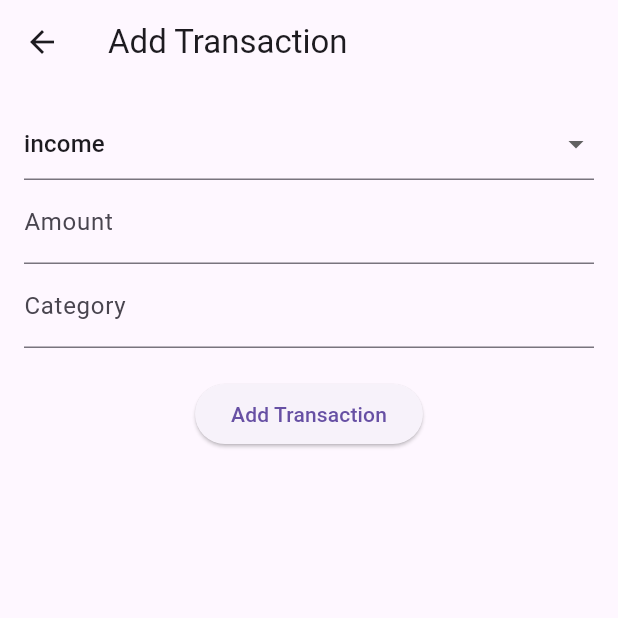
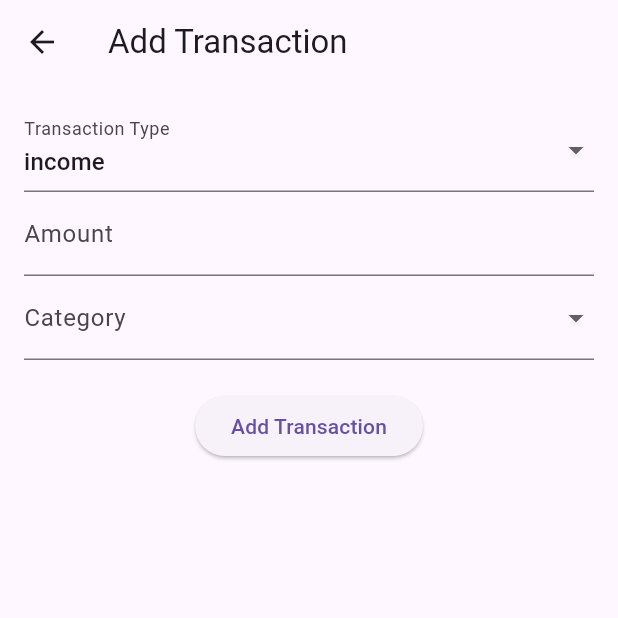
Before and after one commit to LinNyiAung/ToePwar, a Flutter app: the AddTransactionScreen screen opened directly with empty values, on a phone screen of 412 x 824 dp, the top half of it. Run offline on Flutter 3.47's test engine with Material 3 defaults, Android fonts, the phone set to English and light mode, and no system bars.

Commit message:
fixed category

```diff
--- a/toepwar/lib/screens/addtransaction_screen.dart
+++ b/toepwar/lib/screens/addtransaction_screen.dart
@@ -2,35 +2,44 @@ import 'package:flutter/material.dart';
 import 'package:http/http.dart' as http;
 import 'dart:convert';
 
-class AddTransactionScreen extends StatelessWidget {
+class AddTransactionScreen extends StatefulWidget {
   final String token;
 
   AddTransactionScreen({required this.token});
 
+  @override
+  _AddTransactionScreenState createState() => _AddTransactionScreenState();
+}
+
+class _AddTransactionScreenState extends State<AddTransactionScreen> {
   final TextEditingController amountController = TextEditingController();
-  final TextEditingController categoryController = TextEditingController();
   final List<String> transactionTypes = ['income', 'expense'];
+  final Map<String, List<String>> categories = {
+    'income': ['Salary', 'Business', 'Investment', 'Gift', 'Other'],
+    'expense': ['Shopping', 'Food', 'Transportation', 'Bills', 'Other'],
+  };
   String selectedType = 'income';
+  String? selectedCategory;
 
   Future<void> addTransaction(BuildContext context) async {
     try {
       final response = await http.post(
-        Uri.parse('http://192.168.1.9:800/transaction'), // Correct URL
+        Uri.parse('http://192.168.1.9:800/transaction'),
         headers: {
-          'Authorization': 'Bearer $token', // Token for user authentication
+          'Authorization': 'Bearer ${widget.token}',
           'Content-Type': 'application/json',
         },
         body: json.encode({
           'type': selectedType,
-          'amount': double.parse(amountController.text), // Parse to float
-          'category': categoryController.text,
-          'date': DateTime.now().toIso8601String(), // ISO 8601 format
+          'amount': double.parse(amountController.text),
+          'category': selectedCategory,
+          'date': DateTime.now().toIso8601String(),
         }),
       );
 
       if (response.statusCode == 200) {
         print('Transaction added successfully');
-        Navigator.pop(context, true); // Go back to the dashboard and pass a flag
+        Navigator.pop(context, true); // Return to the dashboard with success flag
       } else {
         print('Failed to add transaction: ${response.statusCode}, ${response.body}');
         ScaffoldMessenger.of(context).showSnackBar(
@@ -45,8 +54,6 @@ class AddTransactionScreen extends StatelessWidget {
     }
   }
 
-
-
   @override
   Widget build(BuildContext context) {
     return Scaffold(
@@ -55,30 +62,51 @@ class AddTransactionScreen extends StatelessWidget {
         padding: EdgeInsets.all(16.0),
         child: Column(
           children: [
+            // Transaction Type Dropdown
             DropdownButtonFormField<String>(
               value: selectedType,
               items: transactionTypes.map((type) {
                 return DropdownMenuItem(value: type, child: Text(type));
               }).toList(),
               onChanged: (value) {
-                if (value != null) selectedType = value;
+                if (value != null) {
+                  setState(() {
+                    selectedType = value;
+                    selectedCategory = null; // Reset category when type changes
+                  });
+                }
               },
+              decoration: InputDecoration(labelText: 'Transaction Type'),
             ),
+
+            // Amount Text Field
             TextField(
               controller: amountController,
               decoration: InputDecoration(labelText: 'Amount'),
               keyboardType: TextInputType.number,
             ),
-            TextField(
-              controller: categoryController,
+
+            // Category Dropdown
+            DropdownButtonFormField<String>(
+              value: selectedCategory,
+              items: categories[selectedType]!.map((category) {
+                return DropdownMenuItem(value: category, child: Text(category));
+              }).toList(),
+              onChanged: (value) {
+                setState(() {
+                  selectedCategory = value;
+                });
+              },
               decoration: InputDecoration(labelText: 'Category'),
             ),
+
             SizedBox(height: 20),
+
+            // Add Transaction Button
             ElevatedButton(
               onPressed: () => addTransaction(context),
               child: Text('Add Transaction'),
             ),
-
           ],
         ),
       ),
```
